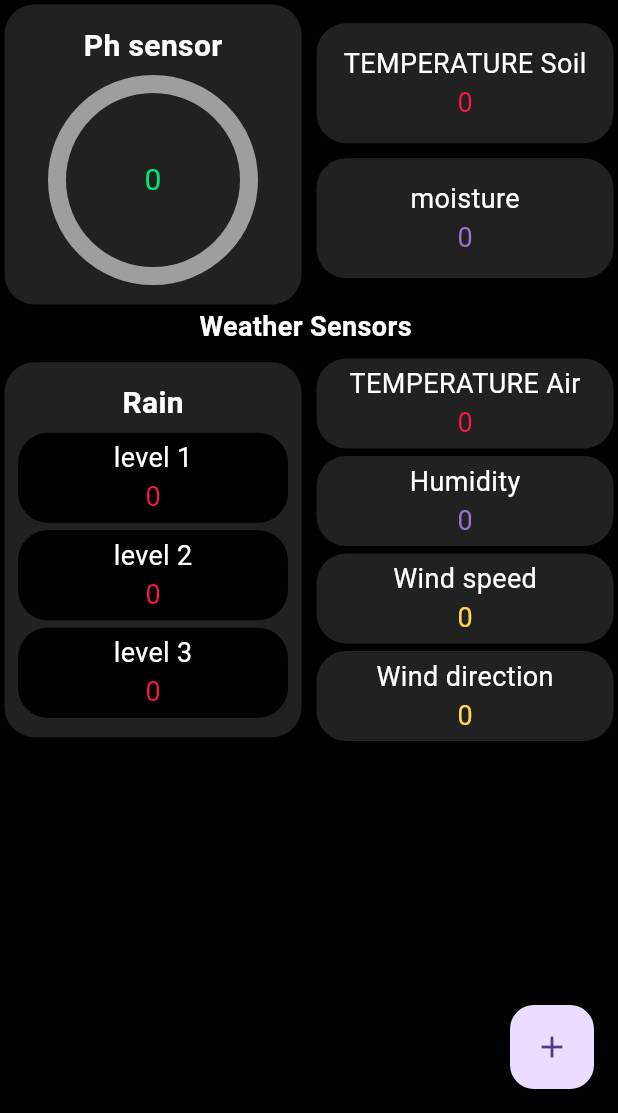
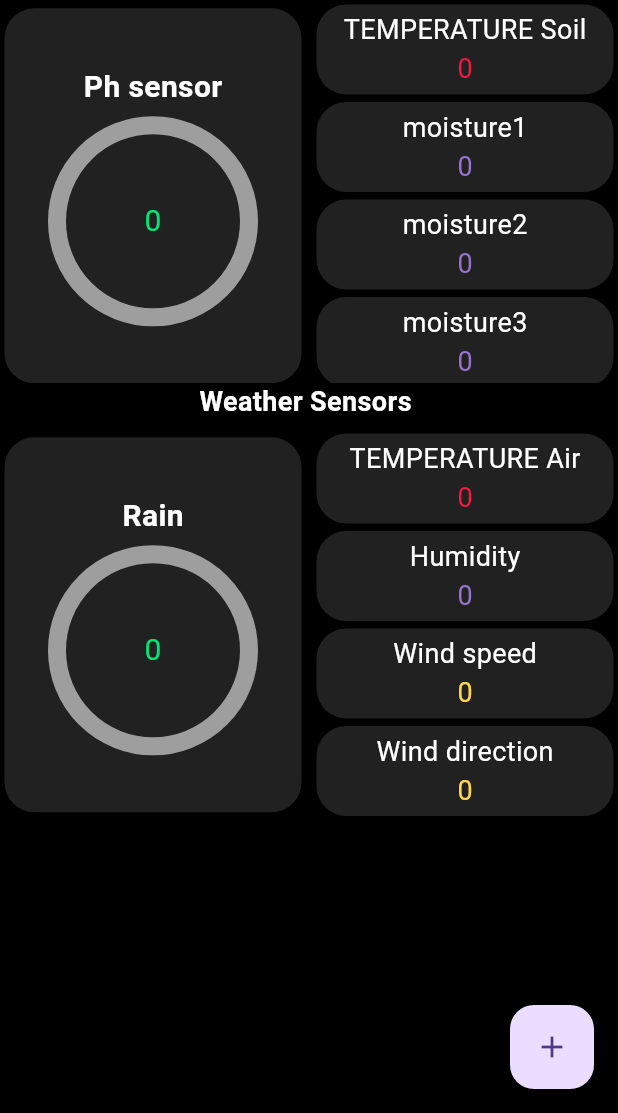
Before and after one commit to Abdo-Elsabagh/Agribot, a Flutter app: the HomeView screen opened directly, on a phone screen of 412 x 824 dp, the part 123-1236 px from its top. Run offline on Flutter 3.47's test engine with Material 3 defaults, Android fonts, the phone set to English and light mode, and no system bars; drawn by our look-alikes of percent_indicator; our stand-ins replace awesome_dialog, dio, image_picker, liquid_pull_to_refresh; missing offline and left inert: flutter_barcode_scanner, tflite; network calls fail.

Commit message:
"Updated HomeView.dart: changed heights and widths of various containers, added new containers and text, and replaced some containers with CircularPercentIndicator."

```diff
--- a/lib/home-view.dart
+++ b/lib/home-view.dart
@@ -126,7 +126,7 @@ class _HomeViewState extends State<HomeView> {
                   color: Colors.white),
             ),
             SizedBox(
-              height: 205,
+              height: 255,
               child: ListView(
                 children: [
                   Padding(
@@ -134,7 +134,7 @@ class _HomeViewState extends State<HomeView> {
                     child: Row(children: [
                       Expanded(
                         child: Container(
-                            height: 200,
+                            height: 250,
                             decoration: BoxDecoration(
                                 color: Colors.grey[900],
                                 borderRadius: BorderRadius.circular(20)),
@@ -176,7 +176,7 @@ class _HomeViewState extends State<HomeView> {
                           child: Column(
                         children: [
                           Container(
-                            height: 80,
+                            height: 60,
                             width: 200,
                             decoration: BoxDecoration(
                               color: Colors.grey[900],
@@ -194,7 +194,8 @@ class _HomeViewState extends State<HomeView> {
                                     Text(
                                       mydata == null
                                           ? '0'
-                                          : sensorsdata!.temp.toString(),
+                                          : sensorsdata!.temp
+                                              .toStringAsFixed(4),
                                       style: TextStyle(
                                           color: Colors.redAccent[400],
                                           fontSize: 18),
@@ -203,10 +204,10 @@ class _HomeViewState extends State<HomeView> {
                             ),
                           ),
                           const SizedBox(
-                            height: 10,
+                            height: 5,
                           ),
                           Container(
-                            height: 80,
+                            height: 60,
                             width: 200,
                             decoration: BoxDecoration(
                               color: Colors.grey[900],
@@ -217,7 +218,7 @@ class _HomeViewState extends State<HomeView> {
                                   mainAxisAlignment: MainAxisAlignment.center,
                                   children: [
                                     const Text(
-                                      'moisture',
+                                      'moisture1',
                                       style: TextStyle(
                                           color: Colors.white, fontSize: 18),
                                     ),
@@ -234,6 +235,63 @@ class _HomeViewState extends State<HomeView> {
                           ),
                           const SizedBox(
                             height: 5,
+                          ),
+                          Container(
+                            height: 60,
+                            width: 200,
+                            decoration: BoxDecoration(
+                              color: Colors.grey[900],
+                              borderRadius: BorderRadius.circular(20),
+                            ),
+                            child: Center(
+                              child: Column(
+                                  mainAxisAlignment: MainAxisAlignment.center,
+                                  children: [
+                                    const Text(
+                                      'moisture2',
+                                      style: TextStyle(
+                                          color: Colors.white, fontSize: 18),
+                                    ),
+                                    Text(
+                                      mydata == null
+                                          ? '0'
+                                          : sensorsdata!.humdity.toString(),
+                                      style: TextStyle(
+                                          color: Colors.deepPurple[300],
+                                          fontSize: 18),
+                                    )
+                                  ]),
+                            ),
+                          ),
+                          const SizedBox(
+                            height: 5,
+                          ),
+                          Container(
+                            height: 60,
+                            width: 200,
+                            decoration: BoxDecoration(
+                              color: Colors.grey[900],
+                              borderRadius: BorderRadius.circular(20),
+                            ),
+                            child: Center(
+                              child: Column(
+                                  mainAxisAlignment: MainAxisAlignment.center,
+                                  children: [
+                                    const Text(
+                                      'moisture3',
+                                      style: TextStyle(
+                                          color: Colors.white, fontSize: 18),
+                                    ),
+                                    Text(
+                                      mydata == null
+                                          ? '0'
+                                          : sensorsdata!.humdity.toString(),
+                                      style: TextStyle(
+                                          color: Colors.deepPurple[300],
+                                          fontSize: 18),
+                                    )
+                                  ]),
+                            ),
                           ),
                           // Container(
                           //   height: 65,
@@ -316,92 +374,19 @@ class _HomeViewState extends State<HomeView> {
                                   const SizedBox(
                                     height: 5,
                                   ),
-                                  Container(
-                                    height: 60,
-                                    width: 180,
-                                    decoration: BoxDecoration(
-                                      color: Colors.black,
-                                      borderRadius: BorderRadius.circular(20),
-                                    ),
-                                    child: Center(
-                                      child: Column(
-                                          mainAxisAlignment:
-                                              MainAxisAlignment.center,
-                                          children: [
-                                            const Text(
-                                              'level 1',
-                                              style: TextStyle(
-                                                  color: Colors.white,
-                                                  fontSize: 18),
-                                            ),
-                                            Text(
-                                              '0',
-                                              style: TextStyle(
-                                                  color: Colors.redAccent[400],
-                                                  fontSize: 18),
-                                            )
-                                          ]),
-                                    ),
-                                  ),
-                                  const SizedBox(
-                                    height: 5,
-                                  ),
-                                  Container(
-                                    height: 60,
-                                    width: 180,
-                                    decoration: BoxDecoration(
-                                      color: Colors.black,
-                                      borderRadius: BorderRadius.circular(20),
-                                    ),
-                                    child: Center(
-                                      child: Column(
-                                          mainAxisAlignment:
-                                              MainAxisAlignment.center,
-                                          children: [
-                                            const Text(
-                                              'level 2',
-                                              style: TextStyle(
-                                                  color: Colors.white,
-                                                  fontSize: 18),
-                                            ),
-                                            Text(
-                                              '0',
-                                              style: TextStyle(
-                                                  color: Colors.redAccent[400],
-                                                  fontSize: 18),
-                                            )
-                                          ]),
-                                    ),
-                                  ),
-                                  const SizedBox(
-                                    height: 5,
-                                  ),
-                                  Container(
-                                    height: 60,
-                                    width: 180,
-                                    decoration: BoxDecoration(
-                                      color: Colors.black,
-                                      borderRadius: BorderRadius.circular(20),
-                                    ),
-                                    child: Center(
-                                      child: Column(
-                                          mainAxisAlignment:
-                                              MainAxisAlignment.center,
-                                          children: [
-                                            const Text(
-                                              'level 3',
-                                              style: TextStyle(
-                                                  color: Colors.white,
-                                                  fontSize: 18),
-                                            ),
-                                            Text(
-                                              '0',
-                                              style: TextStyle(
-                                                  color: Colors.redAccent[400],
-                                                  fontSize: 18),
-                                            )
-                                          ]),
-                                    ),
+                                  CircularPercentIndicator(
+                                    radius: 140.0, // قطر الدائرة
+                                    lineWidth:
+                                        12.0, // عرض الخط الذي يحيط بالدائرة
+                                    percent: 0, // النسبة المئوية
+                                    center: Text("0",
+                                        style: TextStyle(
+                                            fontSize: 20.0,
+                                            color:
+                                                Colors.greenAccent.shade400)),
+                                    circularStrokeCap: CircularStrokeCap.round,
+                                    backgroundColor: Colors.grey,
+                                    progressColor: Colors.greenAccent[400],
                                   ),
                                 ],
                               ))),
```
